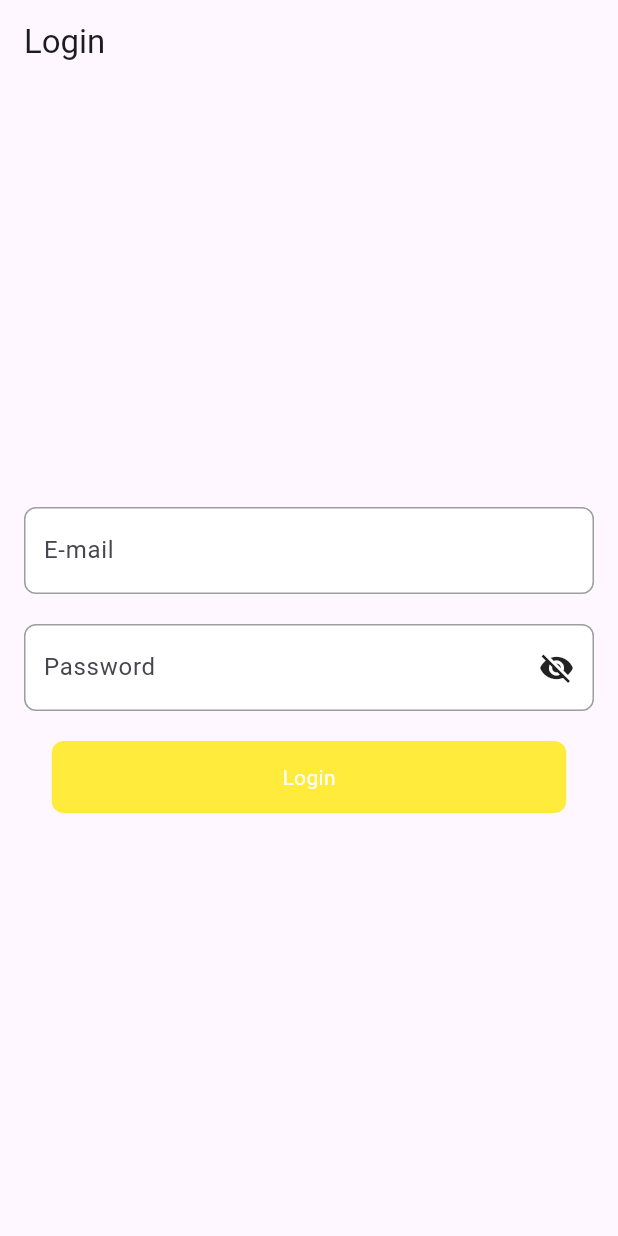
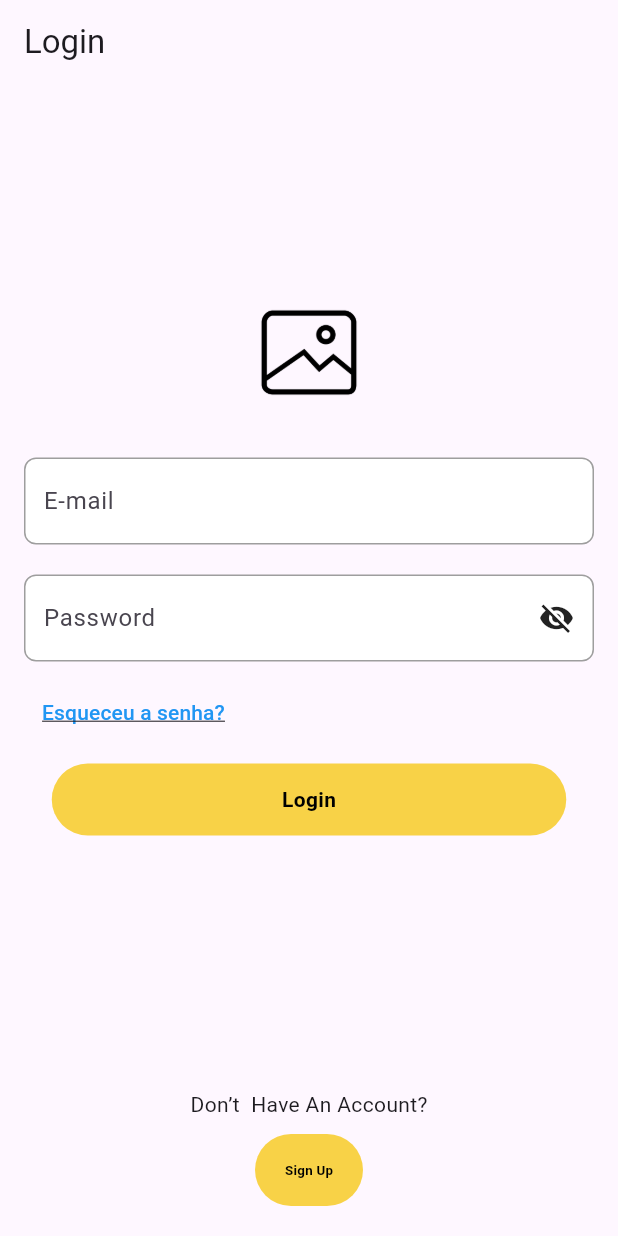
Before and after one commit to MR-MARCOSs/design_system, a Flutter app: the screen it shows after launch, on a phone screen of 412 x 824 dp. Run offline on Flutter 3.47's test engine with Material 3 defaults, Android fonts, the phone set to English and light mode, and no system bars.

```diff
--- a/lib/DesignSystem/Components/button/button.dart
+++ b/lib/DesignSystem/Components/button/button.dart
@@ -4,11 +4,13 @@ import 'button_view_model.dart';
 class CustomButton extends StatelessWidget {
   final ButtonViewModel viewModel;
   final void Function()? onPressed;
+  final double? width; // Nova propriedade para largura
 
   const CustomButton({
     Key? key,
     required this.viewModel,
     this.onPressed,
+    this.width, // Tornando a largura opcional
   }) : super(key: key);
 
   @override
@@ -16,19 +18,25 @@ class CustomButton extends StatelessWidget {
     return GestureDetector(
       onTap: viewModel.isEnabled ? onPressed : null,
       child: Container(
-        width: 343,
+        width: width ?? 343, // Se width não for definido, usa 343
         height: 48,
         padding: EdgeInsets.symmetric(vertical: 10, horizontal: 20),
         decoration: BoxDecoration(
           color: viewModel.isEnabled
               ? viewModel.normalColor
               : viewModel.disabledColor,
-          borderRadius: BorderRadius.circular(8),
+          borderRadius: BorderRadius.circular(24),
         ),
         child: Center(
-          child: Text(
-            viewModel.text,
-            style: TextStyle(color: Colors.white),
+          child: FittedBox( // Adiciona o FittedBox aqui
+            fit: BoxFit.scaleDown, // Ajusta o texto para caber na largura
+            child: Text(
+              viewModel.text,
+              style: TextStyle(
+                color: Colors.black,
+                fontWeight: FontWeight.bold,
+              ),
+            ),
           ),
         ),
       ),
--- a/lib/main.dart
+++ b/lib/main.dart
@@ -3,6 +3,7 @@ import 'package:untitled/DesignSystem/Components/button/button.dart';
 import 'package:untitled/DesignSystem/Components/button/button_view_model.dart';
 import 'package:untitled/DesignSystem/Components/field/field.dart';
 import 'package:untitled/DesignSystem/Components/field/field_view_model.dart';
+import 'package:untitled/register_screen.dart';
 
 void main() {
   runApp(MyApp());
@@ -38,16 +39,28 @@ class _LoginScreenState extends State<LoginScreen> {
 
   @override
   Widget build(BuildContext context) {
-    return Padding(
+    return Column(
+      children: [
+        Expanded( // Permite que o conteúdo da coluna ocupe o espaço disponível
+          child: Padding(
             padding: const EdgeInsets.all(16.0),
             child: Column(
               mainAxisAlignment: MainAxisAlignment.center,
               children: [
+                // Logo do aplicativo
+                Padding(
+                  padding: const EdgeInsets.only(bottom: 20.0),
+                  child: Center(
+                    child: Image.asset(
+                      'assets/logo.png', // Substitua 'assets/logo.png' pelo caminho da sua imagem
+                      height: 100, // Ajuste a altura conforme necessário
+                    ),
+                  ),
+                ),
                 CustomInputField(
                   viewModel: FieldViewModel(
                     label: 'E-mail',
                     value: emailController.text,
-              // Passa uma função para onChanged
                     onChanged: (newValue) {
                       setState(() {
                         emailController.text = newValue;
@@ -60,14 +73,14 @@ class _LoginScreenState extends State<LoginScreen> {
                   viewModel: FieldViewModel(
                     label: 'Password',
                     value: passwordController.text,
-              icon: isPasswordVisible ? Icons.visibility : Icons.visibility_off,
-              // Passa uma função para onChanged
+                    icon: isPasswordVisible
+                        ? Icons.visibility
+                        : Icons.visibility_off,
                     onChanged: (newValue) {
                       setState(() {
                         passwordController.text = newValue;
                       });
                     },
-              // Passa uma função para onPressed
                     onPressed: () {
                       setState(() {
                         isPasswordVisible = !isPasswordVisible;
@@ -75,19 +88,68 @@ class _LoginScreenState extends State<LoginScreen> {
                     },
                   ),
                 ),
-          SizedBox(height: 20),
+                SizedBox(height: 10),
+                Align(
+                  alignment: Alignment.centerLeft,
+                  child: TextButton(
+                    onPressed: () {
+                      // Adicione a ação desejada ao clicar no texto
+                      print('Esqueceu a senha?');
+                    },
+                    child: Text(
+                      'Esqueceu a senha?',
+                      style: TextStyle(
+                        color: Colors.blue,
+                        decoration: TextDecoration.underline,
+                      ),
+                    ),
+                  ),
+                ),
+                SizedBox(height: 10),
                 CustomButton(
                   viewModel: ButtonViewModel(
                     text: 'Login',
                     isEnabled: true,
-              normalColor: Colors.yellow,
-              pressedColor: Colors.amberAccent,
+                    normalColor: Color(0xFFF8D247), // Cor #F8D247
+                    pressedColor: Color(0xFFF8D247), // Cor #F8D247 (pressionado)
                     disabledColor: Colors.grey,
                   ),
                   onPressed: onLoginPressed,
                 ),
+                SizedBox(height: 20),
               ],
             ),
+          ),
+        ),
+        // Rodapé com botão "Sign Up"
+        Container(
+          padding: EdgeInsets.symmetric(vertical: 20),
+          color: Colors.transparent, // Cor de fundo transparente para o rodapé
+          child: Column(
+            children: [
+              Text("Don’t  Have An Account?"),
+              SizedBox(height: 10),
+              CustomButton(
+                viewModel: ButtonViewModel(
+                  text: 'Sign Up',
+                  isEnabled: true,
+                  normalColor: Color(0xFFF8D247),
+                  pressedColor: Color(0xFFF8D247),
+                  disabledColor: Colors.grey,
+                ),
+                onPressed: () {
+                  // Navega para a tela de registro ao clicar em "Sign Up"
+                  Navigator.push(
+                    context,
+                    MaterialPageRoute(builder: (context) => RegisterScreen()),
+                  );
+                },
+                width: 72,
+              ),
+            ],
+          ),
+        ),
+      ],
     );
   }
 }
--- a/pubspec.yaml
+++ b/pubspec.yaml
@@ -45,13 +45,15 @@ dev_dependencies:
   # activated in the `analysis_options.yaml` file located at the root of your
   # package. See that file for information about deactivating specific lint
   # rules and activating additional ones.
-  flutter_lints: ^2.0.0
+  flutter_lints: 5.0.0
 
 # For information on the generic Dart part of this file, see the
 # following page: https://dart.dev/tools/pub/pubspec
 
 # The following section is specific to Flutter packages.
 flutter:
+  assets:
+      - assets/logo.png
 
   # The following line ensures that the Material Icons font is
   # included with your application, so that you can use the icons in
```
Also changed, not shown: lib/register_screen.dart (added, +139 -0 lines), assets/logo.png (added), pubspec.lock. Lines whose indentation alone changed are shown as unchanged.
